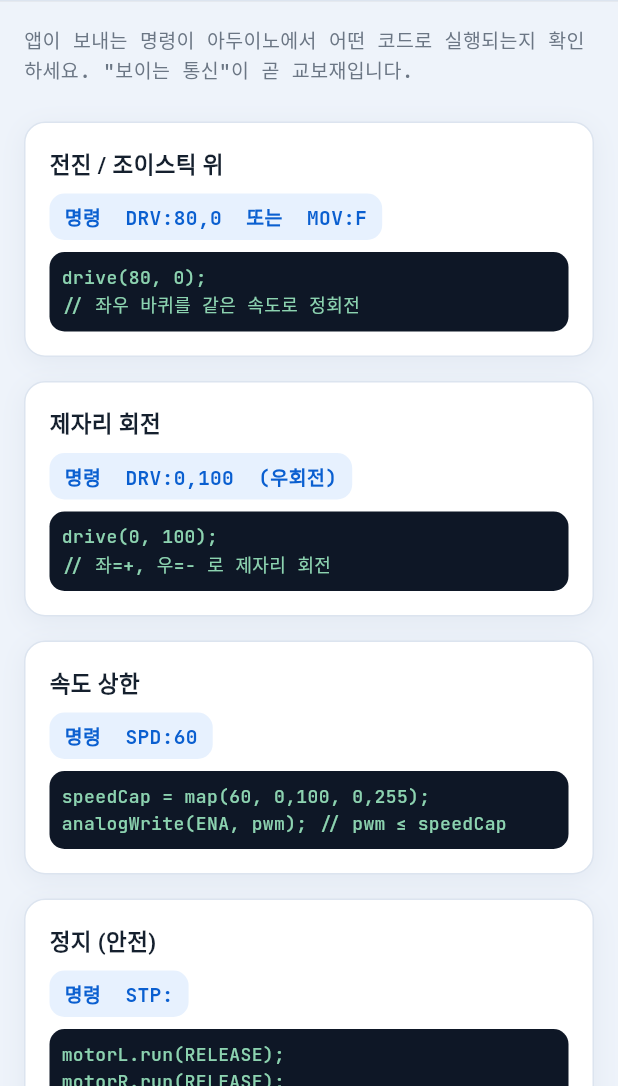
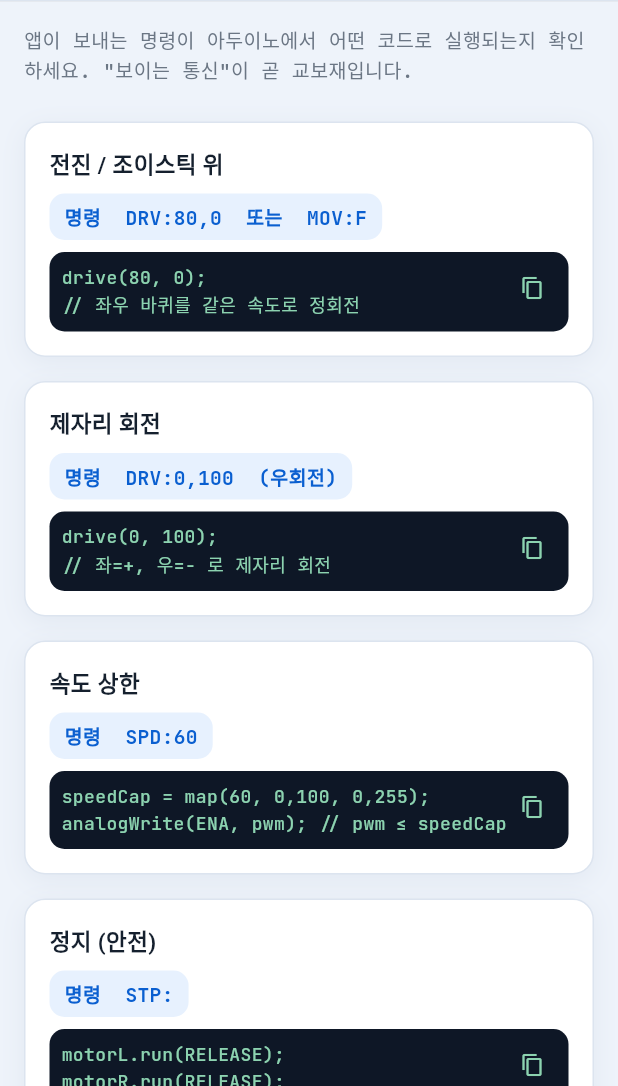
Before and after one commit to KwonJungHyeock/Eduino_BLE_App, a Flutter app: the LearnScreen screen opened by its route, on a phone screen of 412 x 824 dp, the part 150-1236 px from its top. Run offline on Flutter 3.47's test engine with Material 3 defaults, Android fonts, the phone set to English and light mode, and no system bars; our stand-ins replace flutter_blue_plus, flutter_bluetooth_serial, flutter_riverpod, go_router, google_fonts, permission_handler and 3 more; accounts and stored records are empty; Roboto replaces fonts that are missing (Pretendard).

Commit message:
feat(P0): 명령↔코드 화면에 코드 복사 버튼(R3)
Co-Authored-By: Claude Opus 4.8 <noreply@anthropic.com>
Claude-Session: https://claude.ai/code/session_01F6h8JWUjo7BSTbVKrRKHxf

```diff
--- a/lib/features/learn/learn_screen.dart
+++ b/lib/features/learn/learn_screen.dart
@@ -2,9 +2,31 @@
 // 명령 ↔ 아두이노 코드 매핑 (§5.9, 차별 B). "이 동작 = 이 코드"로 코딩 교육과 연결.
 
 import 'package:flutter/material.dart';
+import 'package:flutter/services.dart';
 
 import '../../app/theme.dart';
 import '../../widgets/surface_card.dart';
+
+class _CopyButton extends StatelessWidget {
+  const _CopyButton({required this.text});
+  final String text;
+
+  @override
+  Widget build(BuildContext context) {
+    return IconButton(
+      visualDensity: VisualDensity.compact,
+      icon: const Icon(Icons.copy, size: 16, color: Color(0xFF8CD3B0)),
+      tooltip: '코드 복사',
+      onPressed: () {
+        Clipboard.setData(ClipboardData(text: text));
+        HapticFeedback.selectionClick();
+        ScaffoldMessenger.of(context).showSnackBar(
+          const SnackBar(content: Text('코드를 복사했어요'), duration: Duration(seconds: 1)),
+        );
+      },
+    );
+  }
+}
 
 class LearnScreen extends StatelessWidget {
   const LearnScreen({super.key});
@@ -81,9 +103,12 @@ class LearnScreen extends StatelessWidget {
                             color: AppColors.signalDeep)),
                   ),
                   Gap.h8,
+                  Stack(
+                    children: [
                       Container(
                         width: double.infinity,
-                    padding: const EdgeInsets.all(Gap.sm),
+                        padding: const EdgeInsets.fromLTRB(
+                            Gap.sm, Gap.sm, 40, Gap.sm),
                         decoration: BoxDecoration(
                           color: const Color(0xFF0E1726),
                           borderRadius: Radii.chip,
@@ -93,6 +118,13 @@ class LearnScreen extends StatelessWidget {
                                 size: 12,
                                 color: const Color(0xFF8CD3B0),
                                 height: 1.5)),
+                      ),
+                      Positioned(
+                        top: 4,
+                        right: 4,
+                        child: _CopyButton(text: m.$3),
+                      ),
+                    ],
                   ),
                 ],
               ),
```
Lines whose indentation alone changed are shown as unchanged.
